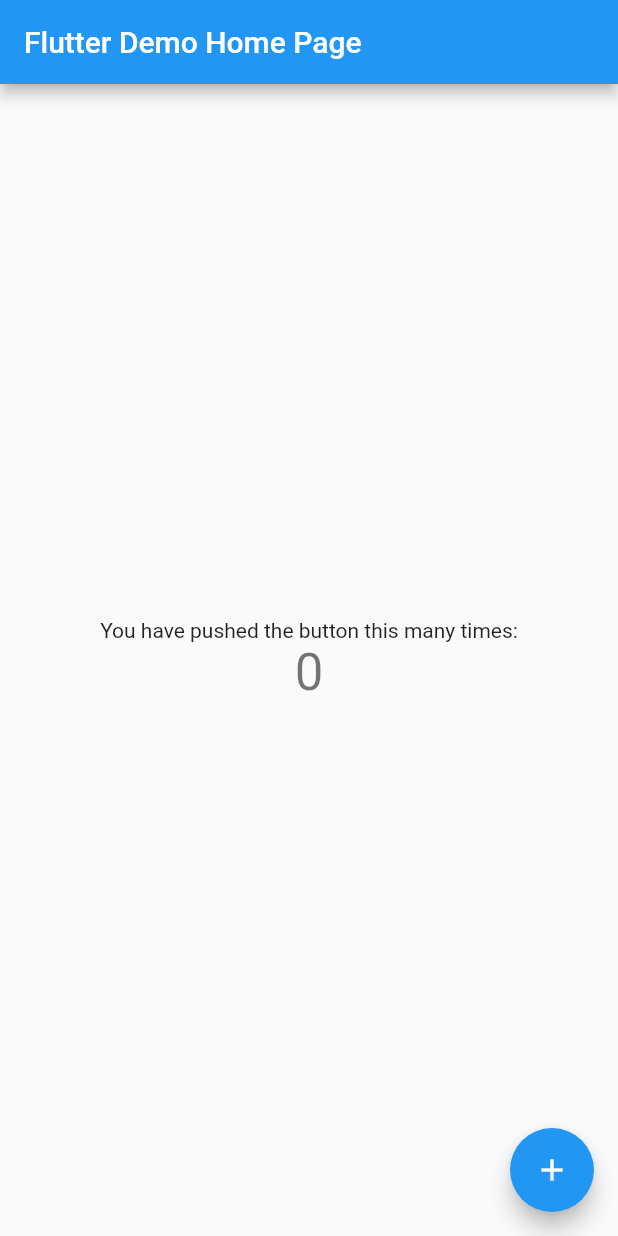
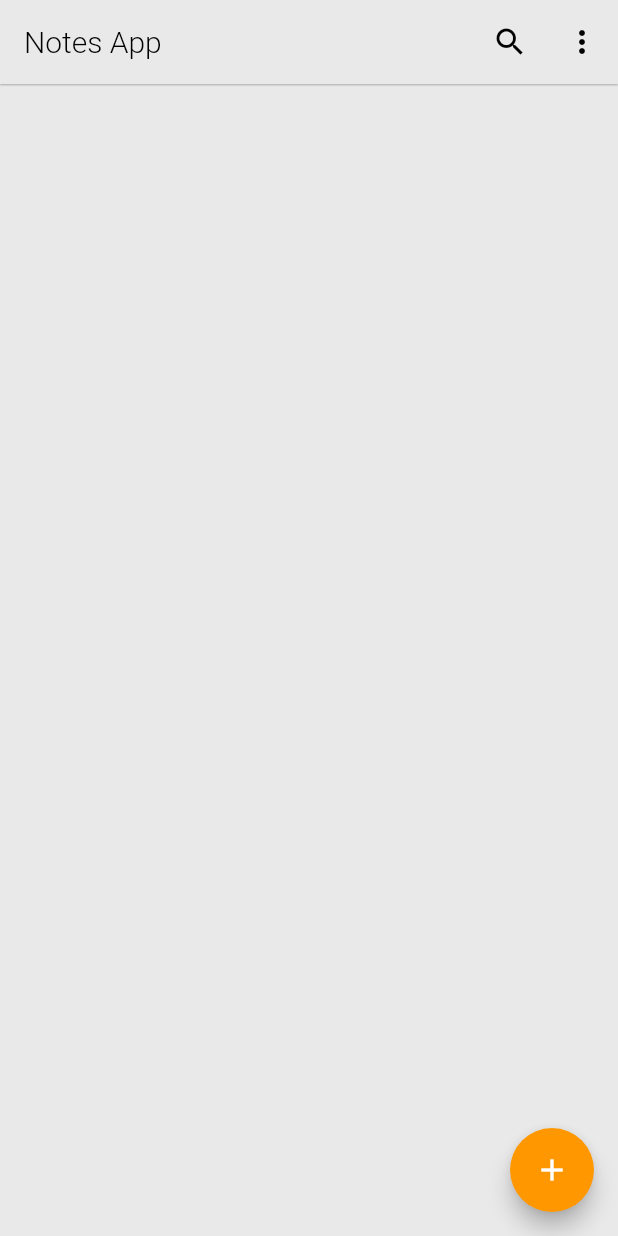
Before and after one commit to alastairrmcneill/Notes-App, a Flutter app: the screen it shows after launch, on a phone screen of 412 x 824 dp. Run offline on Flutter 3.47's test engine with Material 2 defaults, Android fonts, the phone set to English and light mode, and no system bars; our stand-ins replace sqflite; accounts and stored records are empty.

```diff
--- a/lib/main.dart
+++ b/lib/main.dart
@@ -1,4 +1,5 @@
 import 'package:flutter/material.dart';
+import 'package:notes_app/screens/home_screen.dart';
 
 void main() {
   runApp(const MyApp());
@@ -7,109 +8,23 @@ void main() {
 class MyApp extends StatelessWidget {
   const MyApp({Key? key}) : super(key: key);
 
-  // This widget is the root of your application.
   @override
   Widget build(BuildContext context) {
     return MaterialApp(
-      title: 'Flutter Demo',
+      debugShowCheckedModeBanner: false,
+      title: 'Notes App',
       theme: ThemeData(
-        // This is the theme of your application.
-        //
-        // Try running your application with "flutter run". You'll see the
-        // application has a blue toolbar. Then, without quitting the app, try
-        // changing the primarySwatch below to Colors.green and then invoke
-        // "hot reload" (press "r" in the console where you ran "flutter run",
-        // or simply save your changes to "hot reload" in a Flutter IDE).
-        // Notice that the counter didn't reset back to zero; the application
-        // is not restarted.
-        primarySwatch: Colors.blue,
+        scaffoldBackgroundColor: Color(0xFFE9E9E9),
+        primarySwatch: Colors.orange,
+        floatingActionButtonTheme: FloatingActionButtonThemeData(
+          foregroundColor: Colors.white,
+        ),
+        appBarTheme: AppBarTheme(
+          elevation: 0.5,
+          backgroundColor: Color(0xFFE9E9E9),
+        ),
       ),
-      home: const MyHomePage(title: 'Flutter Demo Home Page'),
+      home: const HomeScreen(),
     );
   }
 }
-
-class MyHomePage extends StatefulWidget {
-  const MyHomePage({Key? key, required this.title}) : super(key: key);
-
-  // This widget is the home page of your application. It is stateful, meaning
-  // that it has a State object (defined below) that contains fields that affect
-  // how it looks.
-
-  // This class is the configuration for the state. It holds the values (in this
-  // case the title) provided by the parent (in this case the App widget) and
-  // used by the build method of the State. Fields in a Widget subclass are
-  // always marked "final".
-
-  final String title;
-
-  @override
-  State<MyHomePage> createState() => _MyHomePageState();
-}
-
-class _MyHomePageState extends State<MyHomePage> {
-  int _counter = 0;
-
-  void _incrementCounter() {
-    setState(() {
-      // This call to setState tells the Flutter framework that something has
-      // changed in this State, which causes it to rerun the build method below
-      // so that the display can reflect the updated values. If we changed
-      // _counter without calling setState(), then the build method would not be
-      // called again, and so nothing would appear to happen.
-      _counter++;
-    });
-  }
-
-  @override
-  Widget build(BuildContext context) {
-    // This method is rerun every time setState is called, for instance as done
-    // by the _incrementCounter method above.
-    //
-    // The Flutter framework has been optimized to make rerunning build methods
-    // fast, so that you can just rebuild anything that needs updating rather
-    // than having to individually change instances of widgets.
-    return Scaffold(
-      appBar: AppBar(
-        // Here we take the value from the MyHomePage object that was created by
-        // the App.build method, and use it to set our appbar title.
-        title: Text(widget.title),
-      ),
-      body: Center(
-        // Center is a layout widget. It takes a single child and positions it
-        // in the middle of the parent.
-        child: Column(
-          // Column is also a layout widget. It takes a list of children and
-          // arranges them vertically. By default, it sizes itself to fit its
-          // children horizontally, and tries to be as tall as its parent.
-          //
-          // Invoke "debug painting" (press "p" in the console, choose the
-          // "Toggle Debug Paint" action from the Flutter Inspector in Android
-          // Studio, or the "Toggle Debug Paint" command in Visual Studio Code)
-          // to see the wireframe for each widget.
-          //
-          // Column has various properties to control how it sizes itself and
-          // how it positions its children. Here we use mainAxisAlignment to
-          // center the children vertically; the main axis here is the vertical
-          // axis because Columns are vertical (the cross axis would be
-          // horizontal).
-          mainAxisAlignment: MainAxisAlignment.center,
-          children: <Widget>[
-            const Text(
-              'You have pushed the button this many times:',
-            ),
-            Text(
-              '$_counter',
-              style: Theme.of(context).textTheme.headline4,
-            ),
-          ],
-        ),
-      ),
-      floatingActionButton: FloatingActionButton(
-        onPressed: _incrementCounter,
-        tooltip: 'Increment',
-        child: const Icon(Icons.add),
-      ), // This trailing comma makes auto-formatting nicer for build methods.
-    );
-  }
-}
--- /dev/null
+++ b/lib/screens/home_screen.dart
@@ -0,0 +1,49 @@
+import 'package:flutter/material.dart';
+
+class HomeScreen extends StatefulWidget {
+  const HomeScreen({Key? key}) : super(key: key);
+
+  @override
+  _HomeScreenState createState() => _HomeScreenState();
+}
+
+class _HomeScreenState extends State<HomeScreen> {
+  @override
+  Widget build(BuildContext context) {
+    return Scaffold(
+      appBar: AppBar(
+        title: Text(
+          'Notes App',
+          style: TextStyle(
+            fontWeight: FontWeight.w300,
+          ),
+        ),
+        centerTitle: false,
+        actions: [
+          IconButton(
+            onPressed: () {
+              print('Search pressed');
+            },
+            icon: Icon(
+              Icons.search,
+            ),
+          ),
+          IconButton(
+            onPressed: () {
+              print('Search pressed');
+            },
+            icon: Icon(
+              Icons.more_vert,
+            ),
+          )
+        ],
+      ),
+      floatingActionButton: FloatingActionButton(
+        child: Icon(Icons.add),
+        onPressed: () {
+          print('Adding a new note');
+        },
+      ),
+    );
+  }
+}
--- /dev/null
+++ b/lib/screens/note.dart
@@ -0,0 +1 @@
+import 'package:flutter/material.dart';
```
Also changed, not shown: lib/db/notes_database.dart (added, +97 -0 lines), lib/models/note_model.dart (added, +67 -0 lines), pubspec.yaml (+9 -0 lines), pubspec.lock, 3 other files.
